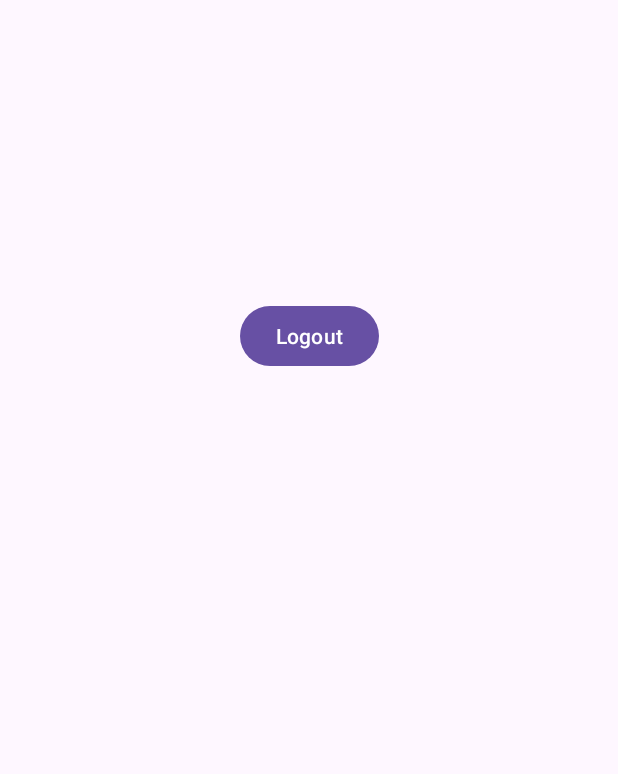
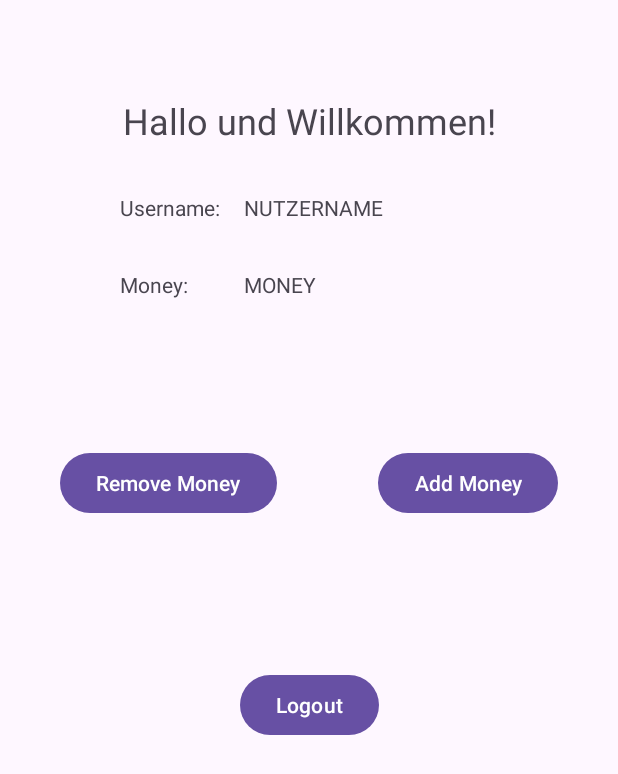
Before and after one commit to SyntaxFelixB/FireBaseAuthBeispiel, an Android app: the screen it shows after launch (HomeActivity), after a tap on "Login", on a phone screen of 412 x 824 dp. Shown: the top 774 px of the screen. Run offline under Robolectric (Android 15) with nearby library versions, the phone set to English and light mode, and no system bars; our stand-ins replace Firebase (no records; nobody signed in at launch, a user with empty details on screens opened directly).

Commit message:
Vorbereitung für Dienstag Vorlesung

```diff
--- a/app/build.gradle.kts
+++ b/app/build.gradle.kts
@@ -41,7 +41,8 @@ android {
 
 dependencies {
 
-    implementation("androidx.core:core-ktx:1.9.0")
+    implementation("androidx.core:core-ktx:1.12.0")
+    implementation("androidx.fragment:fragment-ktx:1.6.2")
     implementation("androidx.appcompat:appcompat:1.6.1")
     implementation("com.google.android.material:material:1.10.0")
     implementation("androidx.constraintlayout:constraintlayout:2.1.4")
--- a/app/src/main/java/com/crixaliz/firebaseauth/data/FireBaseRepository.kt
+++ b/app/src/main/java/com/crixaliz/firebaseauth/data/FireBaseRepository.kt
@@ -2,6 +2,7 @@ package com.crixaliz.firebaseauth.data
 
 import androidx.lifecycle.LiveData
 import androidx.lifecycle.MutableLiveData
+import com.crixaliz.firebaseauth.data.model.UserModel
 import com.google.firebase.Firebase
 import com.google.firebase.auth.FirebaseUser
 import com.google.firebase.auth.auth
@@ -33,6 +34,13 @@ class FireBaseRepository {
         }
     }
 
+
+
+
+
+    /*
+    // FIRE BASE AUTH METHODEN
+     */
     fun login(email: String, password: String) {
         auth.signInWithEmailAndPassword(email, password).addOnSuccessListener {
             db.collection("user")
@@ -54,16 +62,12 @@ class FireBaseRepository {
             val user = UserModel(
                 it.user?.uid!!,
                 0,
-                "empty"
+                "random"
             )
 
             db.collection("user")
                 .document(it.user?.uid!!)
-                .set(UserModel(
-                    it.user?.uid!!,
-                    0,
-                    "empty"
-                ).toFireBase())
+                .set(user.toFireBase())
 
             _currentAppUser.value = user
             _currentAuthUser.value = it.user
--- a/app/src/main/java/com/crixaliz/firebaseauth/data/UserModel.kt
+++ b/app/src/main/java/com/crixaliz/firebaseauth/data/model/UserModel.kt
@@ -1,4 +1,4 @@
-package com.crixaliz.firebaseauth.data
+package com.crixaliz.firebaseauth.data.model
 
 import com.google.firebase.firestore.DocumentSnapshot
 
--- a/app/src/main/java/com/crixaliz/firebaseauth/ui/HomeActivity.kt
+++ b/app/src/main/java/com/crixaliz/firebaseauth/ui/HomeActivity.kt
@@ -3,15 +3,17 @@ package com.crixaliz.firebaseauth.ui
 import android.content.Intent
 import androidx.appcompat.app.AppCompatActivity
 import android.os.Bundle
+import androidx.activity.viewModels
 import com.crixaliz.firebaseauth.R
 import com.crixaliz.firebaseauth.data.FireBaseRepository
 import com.crixaliz.firebaseauth.databinding.ActivityHomeBinding
 import com.google.firebase.Firebase
+import com.google.firebase.firestore.auth.User
 
 class HomeActivity : AppCompatActivity() {
 
     private lateinit var binding: ActivityHomeBinding
-    private val repo = FireBaseRepository()
+    private val viewModel: UserViewModel by viewModels()
 
     override fun onCreate(savedInstanceState: Bundle?) {
         super.onCreate(savedInstanceState)
@@ -19,7 +21,7 @@ class HomeActivity : AppCompatActivity() {
         setContentView(binding.root)
 
         binding.btLogoutHome.setOnClickListener {
-            repo.logout()
+            viewModel.logout()
             val intent = Intent(this, MainActivity::class.java)
             startActivity(intent)
             finish()
--- a/app/src/main/java/com/crixaliz/firebaseauth/ui/LoginActivity.kt
+++ b/app/src/main/java/com/crixaliz/firebaseauth/ui/LoginActivity.kt
@@ -4,14 +4,15 @@ import android.content.Intent
 import androidx.appcompat.app.AppCompatActivity
 import android.os.Bundle
 import android.util.Log
+import androidx.activity.viewModels
 import com.crixaliz.firebaseauth.R
 import com.crixaliz.firebaseauth.data.FireBaseRepository
 import com.crixaliz.firebaseauth.databinding.ActivityLoginBinding
 
 class LoginActivity : AppCompatActivity() {
 
+    private val viewModel: UserViewModel by viewModels()
     private lateinit var binding: ActivityLoginBinding
-    private val repo = FireBaseRepository()
 
     override fun onCreate(savedInstanceState: Bundle?) {
         super.onCreate(savedInstanceState)
@@ -21,7 +22,7 @@ class LoginActivity : AppCompatActivity() {
         binding.btLogin.setOnClickListener {
             val email = binding.etEmail.text.toString()
             val password = binding.etPassword.text.toString()
-            repo.login(email, password)
+            viewModel.login(email, password)
             val intent = Intent(this, HomeActivity::class.java)
             startActivity(intent)
             finish()
@@ -30,7 +31,7 @@ class LoginActivity : AppCompatActivity() {
         binding.btRegister.setOnClickListener {
             val email = binding.etEmail.text.toString()
             val password = binding.etPassword.text.toString()
-            repo.register(email, password)
+            viewModel.register(email, password)
             val intent = Intent(this, HomeActivity::class.java)
             startActivity(intent)
             finish()
--- a/app/src/main/java/com/crixaliz/firebaseauth/ui/MainActivity.kt
+++ b/app/src/main/java/com/crixaliz/firebaseauth/ui/MainActivity.kt
@@ -4,12 +4,13 @@ import android.content.Intent
 import androidx.appcompat.app.AppCompatActivity
 import android.os.Bundle
 import android.util.Log
+import androidx.activity.viewModels
 import com.crixaliz.firebaseauth.data.FireBaseRepository
 import com.crixaliz.firebaseauth.databinding.ActivityMainBinding
 
 class MainActivity : AppCompatActivity() {
 
-    val repo = FireBaseRepository()
+    private val viewModel: UserViewModel by viewModels()
     private lateinit var binding: ActivityMainBinding
 
     override fun onCreate(savedInstanceState: Bundle?) {
@@ -17,7 +18,7 @@ class MainActivity : AppCompatActivity() {
         binding = ActivityMainBinding.inflate(layoutInflater)
         setContentView(binding.root)
 
-        repo.currentAuthUser.observe(this) {
+        viewModel.currentAuthUser.observe(this) {
             Log.d("LOGIN", it?.uid.toString())
             if (it != null) {
                 val intent = Intent(this, HomeActivity::class.java)
--- a/app/src/main/java/com/crixaliz/firebaseauth/ui/UserViewModel.kt
+++ b/app/src/main/java/com/crixaliz/firebaseauth/ui/UserViewModel.kt
@@ -1,7 +1,22 @@
 package com.crixaliz.firebaseauth.ui
 
 import androidx.lifecycle.ViewModel
+import com.crixaliz.firebaseauth.data.FireBaseRepository
 
 class UserViewModel: ViewModel() {
+    val repo = FireBaseRepository()
+    val currentAuthUser = repo.currentAuthUser
+    val currentAppUser = repo.currentAppUser
 
+    fun login(email: String, password: String) {
+        repo.login(email, password)
+    }
+
+    fun register(email: String, password: String) {
+        repo.register(email, password)
+    }
+
+    fun logout() {
+        repo.logout()
+    }
 }
--- a/app/src/main/res/layout/activity_home.xml
+++ b/app/src/main/res/layout/activity_home.xml
@@ -10,9 +10,76 @@
         android:id="@+id/btLogoutHome"
         android:layout_width="wrap_content"
         android:layout_height="wrap_content"
-        android:layout_marginTop="200dp"
+        android:layout_marginTop="100dp"
         android:text="Logout"
         app:layout_constraintEnd_toEndOf="parent"
         app:layout_constraintStart_toStartOf="parent"
+        app:layout_constraintTop_toBottomOf="@+id/btAdd" />
+
+    <TextView
+        android:id="@+id/tvTitle"
+        android:layout_width="wrap_content"
+        android:layout_height="wrap_content"
+        android:layout_marginTop="64dp"
+        android:text="Hallo und Willkommen!"
+        android:textSize="24sp"
+        app:layout_constraintEnd_toEndOf="parent"
+        app:layout_constraintStart_toStartOf="parent"
         app:layout_constraintTop_toTopOf="parent" />
+
+    <TextView
+        android:id="@+id/tvUser"
+        android:layout_width="wrap_content"
+        android:layout_height="wrap_content"
+        android:layout_marginStart="16dp"
+        android:layout_marginTop="32dp"
+        android:text="NUTZERNAME"
+        app:layout_constraintStart_toEndOf="@+id/tvUsernameTitle"
+        app:layout_constraintTop_toBottomOf="@+id/tvTitle" />
+
+    <TextView
+        android:id="@+id/tvMoney"
+        android:layout_width="wrap_content"
+        android:layout_height="wrap_content"
+        android:layout_marginTop="32dp"
+        android:text="MONEY"
+        app:layout_constraintStart_toStartOf="@+id/tvUser"
+        app:layout_constraintTop_toBottomOf="@+id/tvUser" />
+
+    <TextView
+        android:id="@+id/tvMoneyTitle"
+        android:layout_width="wrap_content"
+        android:layout_height="wrap_content"
+        android:text="Money:"
+        app:layout_constraintStart_toStartOf="@+id/tvUsernameTitle"
+        app:layout_constraintTop_toTopOf="@+id/tvMoney" />
+
+    <TextView
+        android:id="@+id/tvUsernameTitle"
+        android:layout_width="wrap_content"
+        android:layout_height="wrap_content"
+        android:layout_marginStart="80dp"
+        android:text="Username:"
+        app:layout_constraintStart_toStartOf="parent"
+        app:layout_constraintTop_toTopOf="@+id/tvUser" />
+
+    <Button
+        android:id="@+id/btAdd"
+        android:layout_width="wrap_content"
+        android:layout_height="wrap_content"
+        android:layout_marginTop="150dp"
+        android:layout_marginEnd="40dp"
+        android:text="Add Money"
+        app:layout_constraintEnd_toEndOf="parent"
+        app:layout_constraintTop_toBottomOf="@+id/tvUser" />
+
+    <Button
+        android:id="@+id/btRemove"
+        android:layout_width="wrap_content"
+        android:layout_height="wrap_content"
+        android:layout_marginStart="40dp"
+        android:layout_marginTop="150dp"
+        android:text="Remove Money"
+        app:layout_constraintStart_toStartOf="parent"
+        app:layout_constraintTop_toBottomOf="@+id/tvUser" />
 </androidx.constraintlayout.widget.ConstraintLayout>
--- a/app/src/main/res/layout/activity_login.xml
+++ b/app/src/main/res/layout/activity_login.xml
@@ -12,8 +12,8 @@
         android:layout_height="wrap_content"
         android:layout_marginTop="96dp"
         android:ems="10"
+        android:hint="email"
         android:inputType="text"
-        android:text="Email"
         app:layout_constraintEnd_toEndOf="parent"
         app:layout_constraintStart_toStartOf="parent"
         app:layout_constraintTop_toTopOf="parent" />
@@ -24,8 +24,8 @@
         android:layout_height="wrap_content"
         android:layout_marginTop="24dp"
         android:ems="10"
+        android:hint="password"
         android:inputType="text"
-        android:text="Passwort"
         app:layout_constraintEnd_toEndOf="parent"
         app:layout_constraintStart_toStartOf="parent"
         app:layout_constraintTop_toBottomOf="@+id/etEmail" />
```
